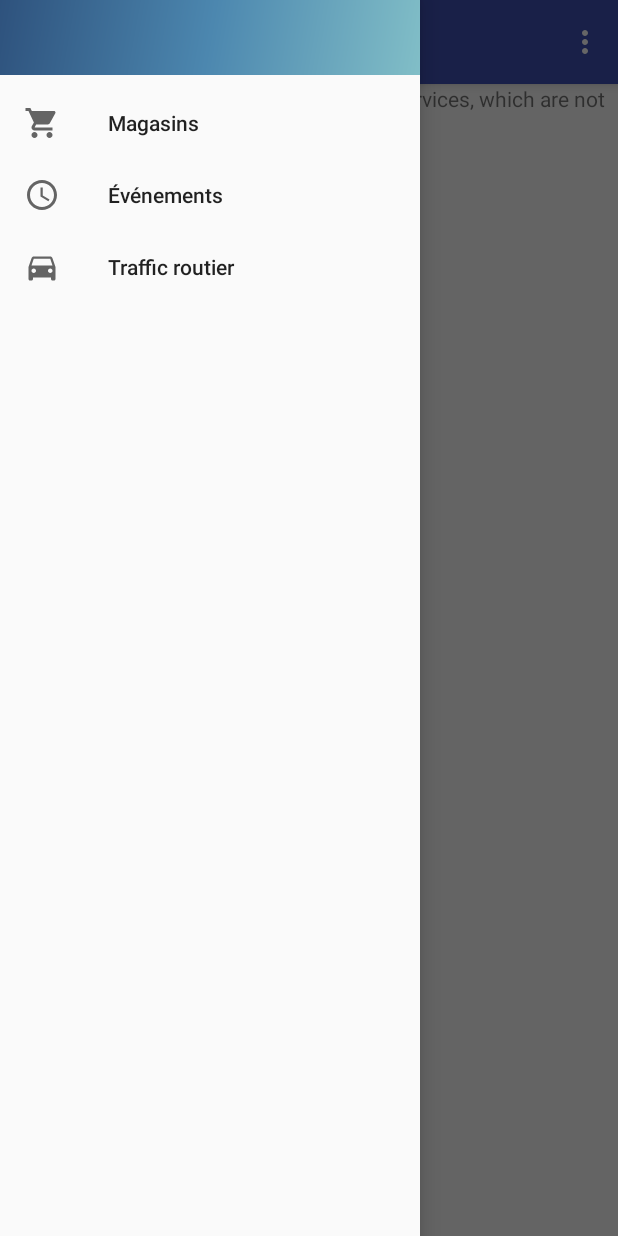
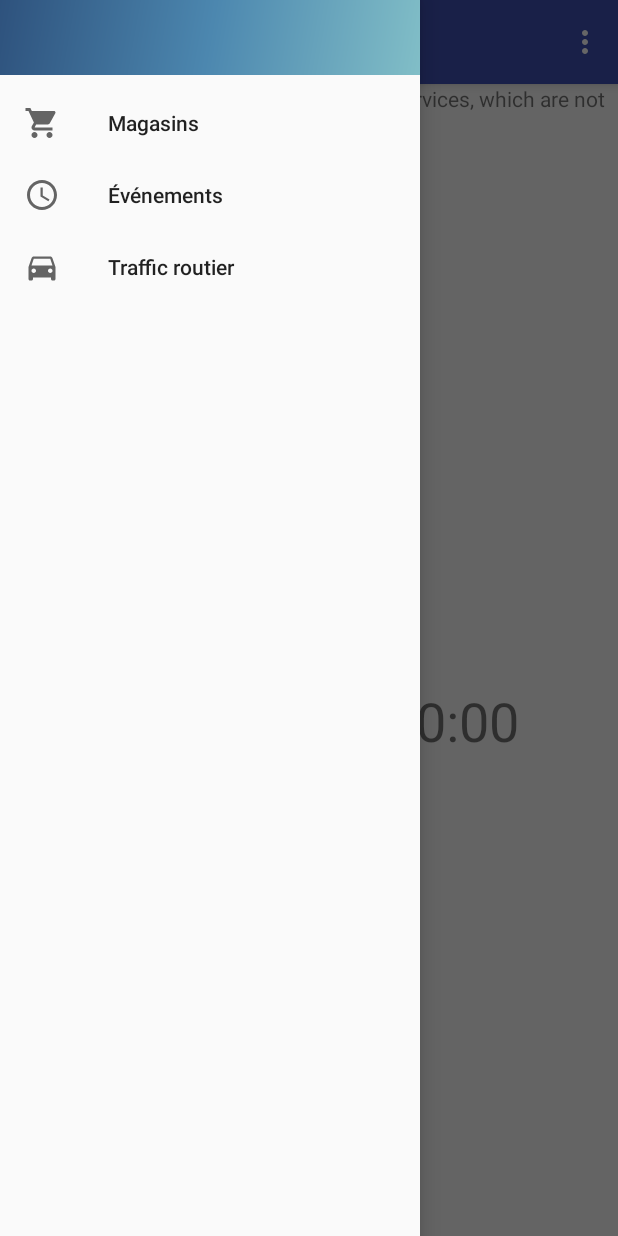
Before and after one commit to sticmac/CapSophia_SI3, an Android app: the fragment MapFragment placed in its activity, with the side drawer open, on a phone screen of 412 x 824 dp. Run offline under Robolectric (Android 15) with nearby library versions, the phone set to English and light mode, and no system bars; network calls fail; 4 statements that could not run were skipped.

Commit message:
Display route information on traffic view
Fetch the user's location and compute the duration of route to Cap Sophia as well as the distance.
Use the Google Maps website to fetch JSON data.

```diff
--- a/app/src/main/AndroidManifest.xml
+++ b/app/src/main/AndroidManifest.xml
@@ -3,7 +3,6 @@
     package="fr.unice.polytech.si3.ihm.capsophia">
 
     <uses-permission android:name="android.permission.INTERNET" />
-    <uses-permission android:name="android.permission.ACCESS_COARSE_LOCATION" />
 
     <!--
          The ACCESS_COARSE/FINE_LOCATION permissions are not required to use
@@ -11,6 +10,7 @@
          location permissions for the 'MyLocation' functionality.
     -->
     <uses-permission android:name="android.permission.ACCESS_FINE_LOCATION" />
+    <uses-permission android:name="android.permission.ACCESS_COARSE_LOCATION" />
 
     <application
         android:allowBackup="false"
--- a/app/src/main/java/fr/unice/polytech/si3/ihm/capsophia/fragment/MapFragment.java
+++ b/app/src/main/java/fr/unice/polytech/si3/ihm/capsophia/fragment/MapFragment.java
@@ -1,13 +1,27 @@
 package fr.unice.polytech.si3.ihm.capsophia.fragment;
 
+import android.Manifest;
+import android.content.pm.PackageManager;
+import android.location.Criteria;
+import android.location.Location;
+import android.location.LocationManager;
 import android.os.Bundle;
+import android.support.annotation.NonNull;
+import android.support.annotation.Nullable;
+import android.support.v4.app.ActivityCompat;
 import android.support.v4.app.Fragment;
 import android.support.v4.app.FragmentManager;
 import android.support.v4.app.FragmentTransaction;
 import android.view.LayoutInflater;
 import android.view.View;
 import android.view.ViewGroup;
+import android.widget.TextView;
 
+import com.google.android.gms.common.ConnectionResult;
+import com.google.android.gms.common.api.GoogleApiClient;
+import com.google.android.gms.location.LocationListener;
+import com.google.android.gms.location.LocationRequest;
+import com.google.android.gms.location.LocationServices;
 import com.google.android.gms.maps.CameraUpdateFactory;
 import com.google.android.gms.maps.GoogleMap;
 import com.google.android.gms.maps.OnMapReadyCallback;
@@ -16,17 +30,38 @@ import com.google.android.gms.maps.model.LatLng;
 import com.google.android.gms.maps.model.MarkerOptions;
 
 import fr.unice.polytech.si3.ihm.capsophia.R;
+import fr.unice.polytech.si3.ihm.capsophia.async.ComputeRouteDistanceAndTime;
 
-public class MapFragment extends Fragment {
+public class MapFragment extends Fragment implements GoogleApiClient.ConnectionCallbacks, GoogleApiClient.OnConnectionFailedListener, LocationListener {
 
     private SupportMapFragment mSupportMapFragment;
+    private GoogleApiClient mGoogleApiClient;
+    private LocationRequest mLocationRequest;
+    private LatLng capSophia;
+
+    private static final int MY_PERMISSION_REQUEST_FINE_LOCATION = 1;
 
     @Override
     public View onCreateView(LayoutInflater inflater, ViewGroup container,
                              Bundle savedInstanceState) {
-        // inflat and return the layout
+        // inflate and return the layout
         View v = inflater.inflate(R.layout.map, container,
                 false);
+
+        mLocationRequest = LocationRequest.create()
+                .setPriority(LocationRequest.PRIORITY_HIGH_ACCURACY)
+                .setInterval(10 * 1000)        // 10 seconds, in milliseconds
+                .setFastestInterval(1 * 1000); // 1 second, in milliseconds
+
+        // Create an instance of GoogleAPIClient.
+        if (mGoogleApiClient == null) {
+            mGoogleApiClient = new GoogleApiClient.Builder(this.getActivity())
+                    .addConnectionCallbacks(this)
+                    .addOnConnectionFailedListener(this)
+                    .addApi(LocationServices.API)
+                    .build();
+        }
+
         mSupportMapFragment = (SupportMapFragment) getChildFragmentManager().findFragmentById(R.id.map);
         if (mSupportMapFragment == null) {
             FragmentManager fragmentManager = getFragmentManager();
@@ -45,13 +80,77 @@ public class MapFragment extends Fragment {
                     System.err.println(e);
                     e.printStackTrace();
                 }
-                LatLng capSophia = new LatLng(43.616713, 7.063742);
-                googleMap.addMarker(new MarkerOptions().position(capSophia).title("Marker in Sydney"));
-                googleMap.moveCamera(CameraUpdateFactory.newLatLngZoom(capSophia, 15));
+                capSophia = new LatLng(43.616713, 7.063742);
+                googleMap.addMarker(new MarkerOptions().position(capSophia).title("Cap Sophia"));
+                googleMap.moveCamera(CameraUpdateFactory.newLatLngZoom(capSophia, 10));
+
             }
         });
 
         // Perform any camera updates here
         return v;
     }
+
+    @Override
+    public void onStart() {
+        mGoogleApiClient.connect();
+        super.onStart();
+    }
+
+    @Override
+    public void onStop() {
+        mGoogleApiClient.disconnect();
+        super.onStop();
+    }
+
+    @Override
+    public void onConnected(@Nullable Bundle bundle) {
+
+        if (ActivityCompat.checkSelfPermission(getActivity(), Manifest.permission.ACCESS_FINE_LOCATION) != PackageManager.PERMISSION_GRANTED && ActivityCompat.checkSelfPermission(getActivity(), Manifest.permission.ACCESS_COARSE_LOCATION) != PackageManager.PERMISSION_GRANTED) {
+            ActivityCompat.requestPermissions(getActivity(),
+                new String[]{Manifest.permission.ACCESS_FINE_LOCATION},
+                MY_PERMISSION_REQUEST_FINE_LOCATION);
+            return;
+        } else {
+            displayRouteDurationAndDistance();
+        }
+
+    }
+
+    @Override
+    public void onRequestPermissionsResult(int requestCode, String[] permissions, int[] grantResults) {
+        switch (requestCode) {
+            case MY_PERMISSION_REQUEST_FINE_LOCATION:
+                if (grantResults.length > 0 && grantResults[0] == PackageManager.PERMISSION_GRANTED) {
+                    displayRouteDurationAndDistance();
+                }
+                break;
+        }
+    }
+
+    private void displayRouteDurationAndDistance() throws SecurityException {
+        LocationServices.FusedLocationApi.requestLocationUpdates(mGoogleApiClient, mLocationRequest, this);
+        Location lastLocation = LocationServices.FusedLocationApi.getLastLocation(mGoogleApiClient);
+        if (lastLocation != null) {
+            LatLng latLng = new LatLng(lastLocation.getLatitude(), lastLocation.getLongitude());
+            ComputeRouteDistanceAndTime computeRouteDistanceAndTime = new ComputeRouteDistanceAndTime(
+                    (TextView) getView().findViewById(R.id.travel_distance), (TextView) getView().findViewById(R.id.travel_time));
+            computeRouteDistanceAndTime.execute(latLng, capSophia);
+        }
+    }
+
+    @Override
+    public void onConnectionSuspended(int i) {
+
+    }
+
+    @Override
+    public void onConnectionFailed(@NonNull ConnectionResult connectionResult) {
+
+    }
+
+    @Override
+    public void onLocationChanged(Location location) {
+
+    }
 }
--- a/app/src/main/res/layout/map.xml
+++ b/app/src/main/res/layout/map.xml
@@ -1,6 +1,37 @@
-<FrameLayout android:layout_width="match_parent"
+<LinearLayout
     android:layout_height="match_parent"
-    android:layout_weight="2"
-    android:name="com.google.android.gms.maps.SupportMapFragment"
-    android:id="@+id/map"
-    xmlns:android="http://schemas.android.com/apk/res/android" />
+    android:layout_width="match_parent"
+    android:orientation="vertical"
+    xmlns:android="http://schemas.android.com/apk/res/android">
+    <FrameLayout android:layout_width="match_parent"
+        android:layout_height="800dp"
+        android:layout_weight="2"
+        android:name="com.google.android.gms.maps.SupportMapFragment"
+        android:id="@+id/map">
+    </FrameLayout>
+
+    <LinearLayout
+        android:layout_width="match_parent"
+        android:layout_height="match_parent"
+        android:layout_weight="2"
+        android:orientation="horizontal">
+
+        <TextView
+            android:id="@+id/travel_distance"
+            android:layout_width="wrap_content"
+            android:layout_height="match_parent"
+            android:layout_weight="1"
+            android:text="0 km"
+            android:textAlignment="center"
+            android:textSize="36sp" />
+
+        <TextView
+            android:id="@+id/travel_time"
+            android:layout_width="wrap_content"
+            android:layout_height="match_parent"
+            android:layout_weight="1"
+            android:text="0:00"
+            android:textAlignment="center"
+            android:textSize="36sp" />
+    </LinearLayout>
+</LinearLayout>
```
Also changed, not shown: app/build.gradle (+5 -4 lines), app/src/main/java/fr/unice/polytech/si3/ihm/capsophia/async/ComputeRouteDistanceAndTime.java (added, +76 -0 lines).
